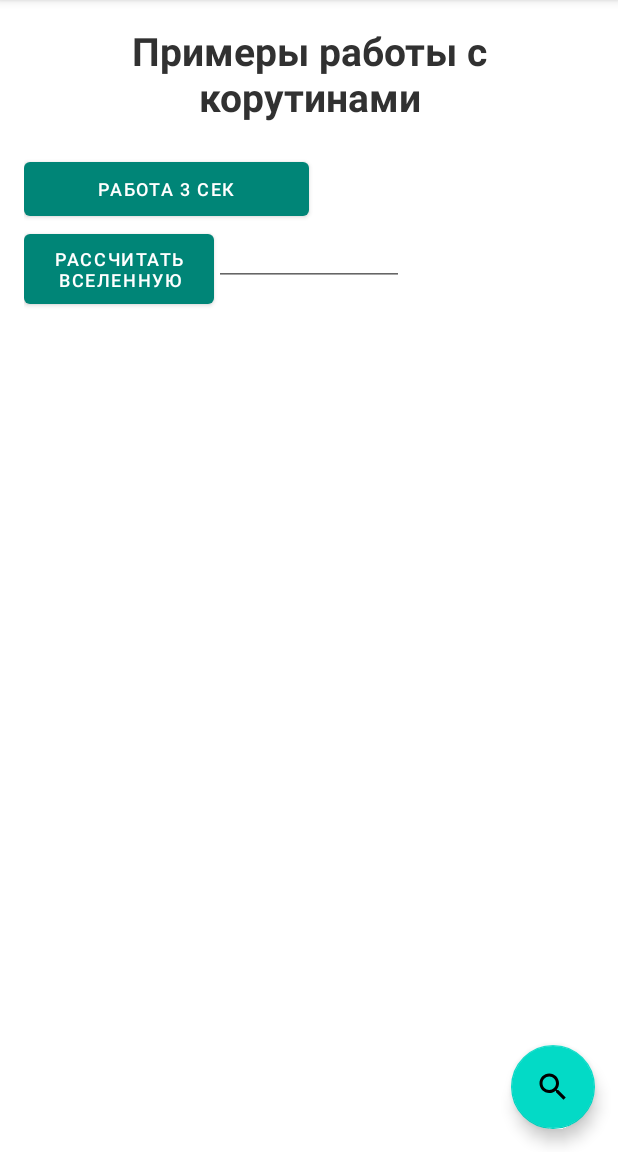
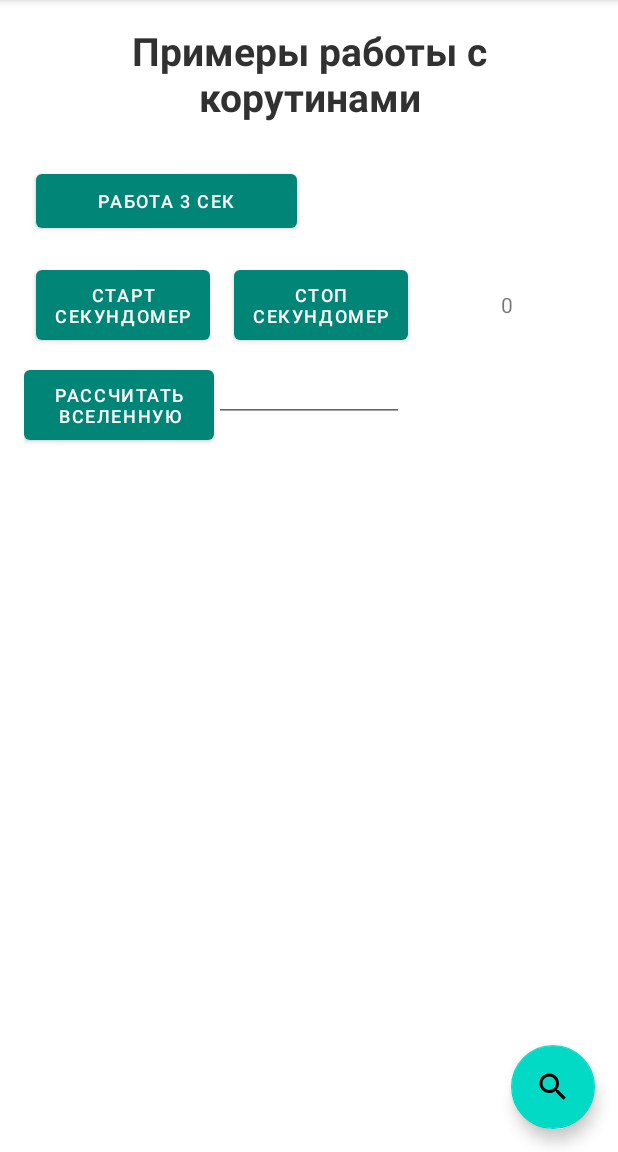
Before and after one commit to catdimson/dictionary_app, an Android app: the screen it shows after launch (MainActivity), after a tap on "ПРИМЕРЫ С КОРУТИНАМИ", on a phone screen of 412 x 824 dp, the part 84-1236 px from its top. Run offline under Robolectric (Android 15) with nearby library versions, the phone set to English and light mode, and no system bars; our stand-ins replace RxJava.

Commit message:
lesson3 искусственный пример #2

```diff
--- a/app/src/main/java/com/example/dictionaryapp/ui/CoroutinesFragment.kt
+++ b/app/src/main/java/com/example/dictionaryapp/ui/CoroutinesFragment.kt
@@ -4,6 +4,7 @@ import android.os.Bundle
 import android.view.LayoutInflater
 import android.view.View
 import android.view.ViewGroup
+import android.widget.TextView
 import androidx.fragment.app.Fragment
 import com.example.dictionaryapp.databinding.FragmentCoroutinesBinding
 import kotlinx.coroutines.*
@@ -30,6 +31,7 @@ class CoroutinesFragment : Fragment() {
 
     private fun initListeners() {
         await3secListener()
+        stopwatchListener()
     }
 
     // 1 По клику ждем 3 сек и появляется сообщение об этом в textview
@@ -51,4 +53,34 @@ class CoroutinesFragment : Fragment() {
     private suspend fun await3Sec() {
         delay(3_000)
     }
+
+    // 2 Имитация секундомера. Можно сбрасывать.
+    private fun stopwatchListener() {
+        val scope = CoroutineScope(Dispatchers.IO)
+        var jobStopwatch: Job? = null
+        binding.stopwatchButton.setOnClickListener {
+            binding.stopwatchButtonResult.text = 0.toString()
+            jobStopwatch?.cancel()
+            jobStopwatch = scope.launch {
+                var timer = 0
+                while(true) {
+                    delay(1_000)
+                    withContext(Dispatchers.Main) {
+                        timer++
+                        binding.stopwatchButtonResult.text = timer.toString()
+                    }
+                }
+            }
+        }
+        binding.stopStopwatchButton.setOnClickListener {
+            scope.launch {
+                stopStopwatch(jobStopwatch!!, binding.stopwatchButtonResult)
+            }
+        }
+    }
+
+    private fun stopStopwatch(stopwatchJob: Job, view: TextView) {
+        stopwatchJob.cancel()
+        view.text = 0.toString()
+    }
 }
--- a/app/src/main/res/layout/fragment_coroutines.xml
+++ b/app/src/main/res/layout/fragment_coroutines.xml
@@ -26,6 +26,7 @@
             android:layout_width="0dp"
             android:layout_weight="1"
             android:padding="8dp"
+            android:layout_margin="8dp"
             android:textSize="12sp"
             android:text="@string/three_sec_text"
             android:layout_height="wrap_content" />
@@ -33,6 +34,43 @@
         <TextView
             android:id="@+id/three_sec_button_result"
             android:layout_width="0dp"
+            android:padding="8dp"
+            android:layout_margin="8dp"
+            android:layout_height="wrap_content"
+            android:layout_weight="1" />
+    </LinearLayout>
+
+    <LinearLayout
+        android:layout_width="match_parent"
+        android:layout_height="wrap_content"
+        android:orientation="horizontal"
+        android:gravity="center">
+
+        <Button
+            android:id="@+id/stopwatch_button"
+            android:layout_width="0dp"
+            android:layout_weight="1"
+            android:padding="8dp"
+            android:textSize="12sp"
+            android:layout_margin="8dp"
+            android:text="@string/stopwatch_text"
+            android:layout_height="wrap_content" />
+
+        <Button
+            android:id="@+id/stop_stopwatch_button"
+            android:layout_width="0dp"
+            android:layout_weight="1"
+            android:padding="8dp"
+            android:layout_margin="8dp"
+            android:textSize="12sp"
+            android:text="@string/stop_text"
+            android:layout_height="wrap_content" />
+
+        <TextView
+            android:id="@+id/stopwatch_button_result"
+            android:text="0"
+            android:layout_width="0dp"
+            android:gravity="center"
             android:padding="8dp"
             android:layout_height="wrap_content"
             android:layout_weight="1" />
--- a/app/src/main/res/values/strings.xml
+++ b/app/src/main/res/values/strings.xml
@@ -9,6 +9,8 @@
     <string name="delete_description">X</string>
     <string name="using_coroutines_example">Примеры с корутинами</string>
     <string name="three_sec_text">Работа 3 сек</string>
+    <string name="stopwatch_text">Старт секундомер</string>
     <string name="world_button_text">Рассчитать вселенную</string>
     <string name="coroutines_example">Примеры работы с корутинами</string>
+    <string name="stop_text">Стоп секундомер</string>
 </resources>
```
